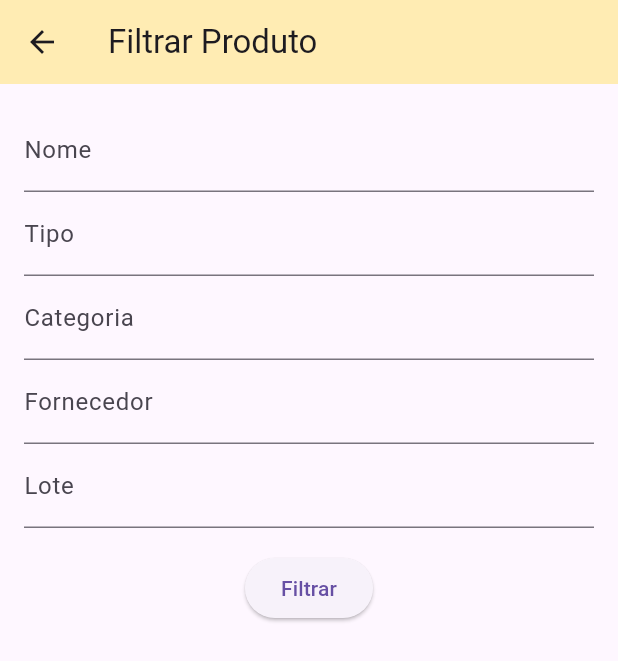
After one commit to leofab/estoque-flutter, a Flutter app: the ProdutosLista screen opened directly, after a tap on "Filtrar", on a phone screen of 412 x 824 dp. The commit adds this screen. Shown: the top 661 px of the screen. Run offline on Flutter 3.47's test engine with Material 3 defaults, Android fonts, the phone set to English and light mode, and no system bars.

Commit message:
filtrar.dart implement

```diff
--- /dev/null
+++ b/lib/filtrar.dart
@@ -0,0 +1,58 @@
+import 'package:flutter/material.dart';
+
+class Filtrar extends StatefulWidget {
+  const Filtrar({super.key});
+
+  @override
+  State<Filtrar> createState() => _FiltrarState();
+}
+
+class _FiltrarState extends State<Filtrar> {
+  final key = GlobalKey<FormState>();
+  @override
+  Widget build(BuildContext context) {
+    return Scaffold(
+      appBar: AppBar(
+        title: const Text("Filtrar Produto"),
+        backgroundColor: Colors.amber[100],
+      ),
+      body: ListView(
+        physics: const ScrollPhysics(),
+        children: [
+          Padding(
+            padding: const EdgeInsets.all(16),
+            child: Form(
+              key: key,
+              child: Column(
+                children: [
+                  TextFormField(
+                    decoration: const InputDecoration(labelText: "Nome"),
+                  ),
+                  TextFormField(
+                    decoration: const InputDecoration(labelText: "Tipo"),
+                  ),
+                  TextFormField(
+                    decoration: const InputDecoration(labelText: "Categoria"),
+                  ),
+                  TextFormField(
+                    decoration: const InputDecoration(labelText: "Fornecedor"),
+                  ),
+                  TextFormField(
+                    decoration: const InputDecoration(labelText: "Lote"),
+                  ),
+                  Padding(
+                    padding: const EdgeInsets.symmetric(vertical: 16),
+                    child: ElevatedButton(
+                      onPressed: () {},
+                      child: const Text("Filtrar"),
+                    ),
+                  ),
+                ],
+              ),
+            ),
+          ),
+        ],
+      ),
+    );
+  }
+}
--- a/lib/produtos_lista.dart
+++ b/lib/produtos_lista.dart
@@ -3,13 +3,34 @@ import 'package:flutter/material.dart';
 import 'mock_produtos_data.dart';
 import 'produto_item.dart';
 import 'produto_inserir.dart';
+import 'filtrar.dart';
 
-class ProdutosLista extends StatelessWidget {
+class ProdutosLista extends StatefulWidget {
   const ProdutosLista({super.key});
 
+  @override
+  State<ProdutosLista> createState() => _ProdutosListaState();
+}
+
+class _ProdutosListaState extends State<ProdutosLista> {
+  List<ProdutoItem> produtos = MOCK_PRODUTOS_DATA
+      .map((produto) => ProdutoItem(
+            produto.id,
+            produto.nome,
+            produto.nome,
+            produto.preco,
+            produto.quantidade,
+          ))
+      .toList();
   void inserirProduto(BuildContext context) {
     Navigator.of(context).push(MaterialPageRoute(builder: (_) {
       return const ProdutoInserir();
+    }));
+  }
+
+  void filtrarProdutos(BuildContext context) {
+    Navigator.of(context).push(MaterialPageRoute(builder: (_) {
+      return const Filtrar();
     }));
   }
 
@@ -32,14 +53,8 @@ class ProdutosLista extends StatelessWidget {
             mainAxisSpacing: 20,
           ),
           physics: const ScrollPhysics(),
-            children: MOCK_PRODUTOS_DATA.map((produto) {
-              return ProdutoItem(
-                  produto.id,
-                  produto.nome,
-                  produto.tipo.toString().split('.').last,
-                  produto.preco,
-                  produto.quantidade);
-            }).toList()),
+          children: produtos,
+        ),
         floatingActionButton: Padding(
           padding: const EdgeInsets.symmetric(vertical: 40, horizontal: 0),
           child: Column(
@@ -47,7 +62,7 @@ class ProdutosLista extends StatelessWidget {
             children: [
               FloatingActionButton.extended(
                 label: const Text("Filtrar"),
-                onPressed: () {},
+                onPressed: () => filtrarProdutos(context),
                 backgroundColor: Colors.amber[300],
                 splashColor: Colors.amber[100],
                 icon: const Icon(Icons.filter_alt),
```
Lines whose indentation alone changed are shown as unchanged.
